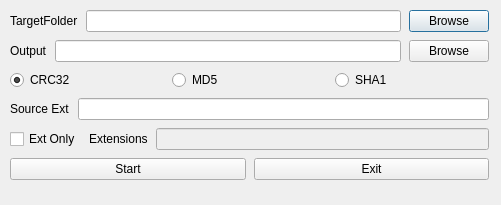
First picture: the form in qt4/MainDlg.ui, repository ppiazi/FilesInfoReader, before the edit.
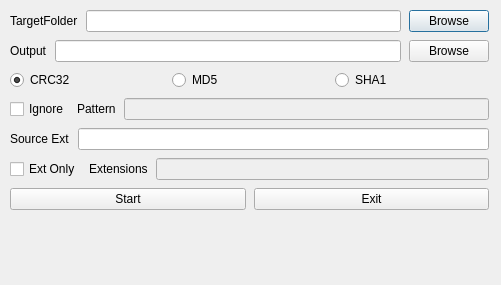
Second picture: the form after the edit.

Patch:
```diff
--- a/qt4/MainDlg.ui
+++ b/qt4/MainDlg.ui
@@ -7,9 +7,15 @@
     <x>0</x>
     <y>0</y>
     <width>501</width>
-    <height>205</height>
+    <height>285</height>
    </rect>
   </property>
+  <property name="sizePolicy">
+   <sizepolicy hsizetype="Fixed" vsizetype="Fixed">
+    <horstretch>0</horstretch>
+    <verstretch>0</verstretch>
+   </sizepolicy>
+  </property>
   <property name="windowTitle">
    <string>FilesInfoReader GUI</string>
   </property>
@@ -19,7 +25,7 @@
      <x>10</x>
      <y>10</y>
      <width>479</width>
-     <height>193</height>
+     <height>260</height>
     </rect>
    </property>
    <layout class="QVBoxLayout" name="verticalLayout">
@@ -106,6 +112,34 @@
       </item>
      </layout>
     </item>
+    <item>
+     <layout class="QHBoxLayout" name="LayoutIgnorePat">
+      <item>
+       <widget class="QCheckBox" name="ChkBoxIgnore">
+        <property name="enabled">
+         <bool>true</bool>
+        </property>
+        <property name="text">
+         <string>Ignore</string>
+        </property>
+       </widget>
+      </item>
+      <item>
+       <widget class="QLabel" name="label_5">
+        <property name="text">
+         <string>Pattern</string>
+        </property>
+       </widget>
+      </item>
+      <item>
+       <widget class="QLineEdit" name="EditIgnorePattern">
+        <property name="enabled">
+         <bool>false</bool>
+        </property>
+       </widget>
+      </item>
+     </layout>
+    </item>
     <item>
      <layout class="QHBoxLayout" name="horizontalLayout">
       <item>
```
